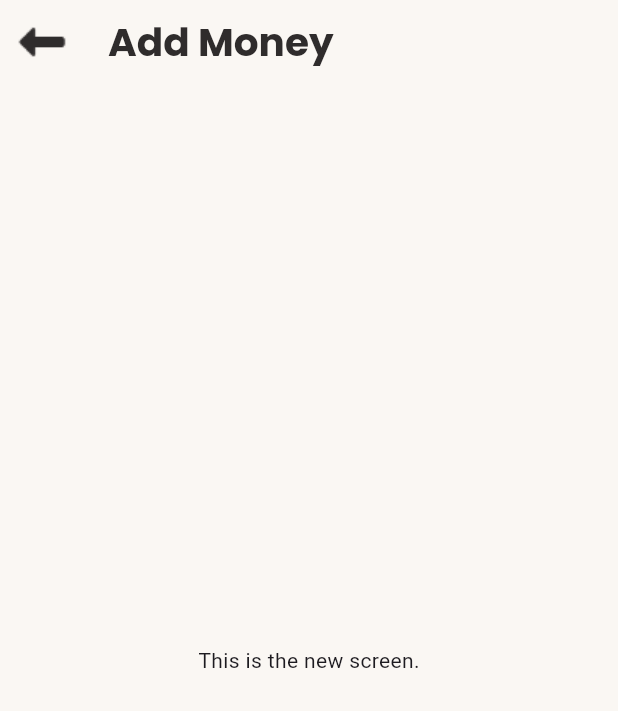
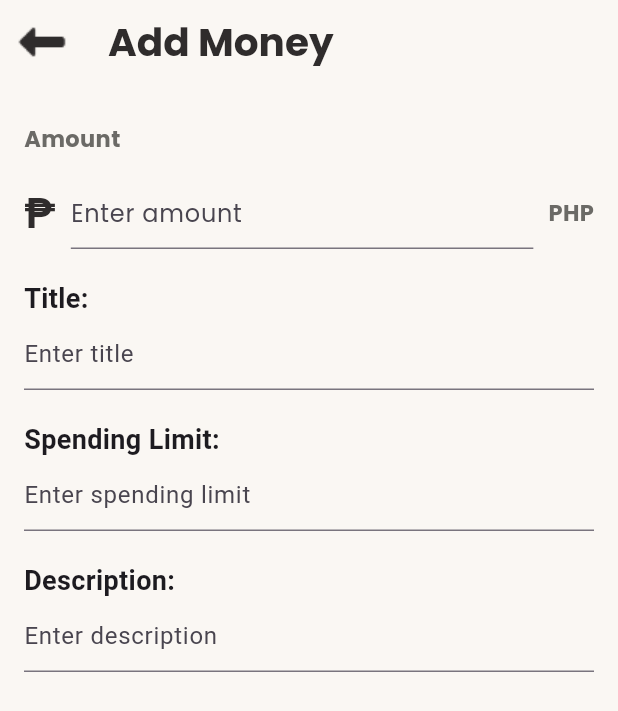
Before and after one commit to ashensn0w/SLAM-Up, a Flutter app: the AddMoneyPage screen opened directly, on a phone screen of 412 x 824 dp. Shown: the top 711 px of the screen. Run offline on Flutter 3.47's test engine with Material 3 defaults, Android fonts, the phone set to English and light mode, and no system bars.

Commit message:
updated dashboard

```diff
--- a/lib/screens/dashboard_page.dart
+++ b/lib/screens/dashboard_page.dart
@@ -155,12 +155,12 @@ class AddMoneyPage extends StatelessWidget {
   @override
   Widget build(BuildContext context) {
     return Scaffold(
-      backgroundColor: primLightBg,
+      backgroundColor: primLightBg, // Use your desired background color
       appBar: AppBar(
         title: Text(
           'Add Money',
           style: TextStyle(
-            color: darkText,
+            color: darkText, // Use your desired text color
             fontFamily: 'Poppins',
             fontWeight: FontWeight.bold,
             fontSize: 26.0,
@@ -177,8 +177,116 @@ class AddMoneyPage extends StatelessWidget {
           ),
         ),
       ),
-      body: Center(
-        child: Text('This is the new screen.'),
+      body: SingleChildScrollView(
+        child: Padding(
+          padding: const EdgeInsets.all(16.0),
+          child: Column(
+            crossAxisAlignment: CrossAxisAlignment.start,
+            children: [
+              SizedBox(height: 10), // Adjust the spacing as needed
+              Column(
+                crossAxisAlignment: CrossAxisAlignment.start,
+                children: [
+                  Text(
+                    'Amount',
+                    style: TextStyle(
+                      fontFamily: 'Poppins',
+                      fontSize: 15.0,
+                      fontWeight: FontWeight.bold,
+                      color: Color(0xFF6B6A66),
+                    ),
+                  ),
+                  SizedBox(height: 15),
+                  Row(
+                    children: [
+                      Text(
+                        '₱', // Philippine Peso symbol
+                        style: TextStyle(
+                          fontSize: 28.0,
+                          fontFamily: 'Poppins',
+                          fontWeight: FontWeight.bold,
+                          color: darkText,
+                        ),
+                      ),
+                      SizedBox(width: 10), // Adjust spacing as needed
+                      Expanded(
+                        child: TextField(
+                          style: TextStyle(
+                            fontFamily: 'Poppins',
+                            color: darkText,
+                            // Add other style properties as needed
+                          ),
+                          decoration: InputDecoration(
+                            hintText: 'Enter amount',
+                            hintStyle: TextStyle(
+                              fontFamily: 'Poppins',
+                              // Add other hint style properties as needed
+                            ),
+                            focusedBorder: UnderlineInputBorder(
+                              borderSide: BorderSide(color: Color(0xFF2F2C2C)),
+                            ),
+                          ),
+                          cursorColor: Color(0xFF2F2C2C),
+                        ),
+                      ),
+                      SizedBox(width: 10), // Adjust spacing as needed
+                      Text(
+                        'PHP',
+                        style: TextStyle(
+                          fontSize: 15.0,
+                          fontFamily: 'Poppins',
+                          fontWeight: FontWeight.bold,
+                          color: Color(0xFF6B6A66),
+                        ),
+                      ),
+                    ],
+                  ),
+                ],
+              ),
+              SizedBox(height: 20),
+              Text(
+                'Title:',
+                style: TextStyle(
+                  fontSize: 18.0,
+                  fontWeight: FontWeight.bold,
+                ),
+              ),
+              TextField(
+                decoration: InputDecoration(
+                  hintText: 'Enter title',
+                ),
+              ),
+              SizedBox(height: 20),
+              Text(
+                'Spending Limit:',
+                style: TextStyle(
+                  fontSize: 18.0,
+                  fontWeight: FontWeight.bold,
+                ),
+              ),
+              TextField(
+                decoration: InputDecoration(
+                  hintText: 'Enter spending limit',
+                ),
+              ),
+              SizedBox(height: 20),
+              Text(
+                'Description:',
+                style: TextStyle(
+                  fontSize: 18.0,
+                  fontWeight: FontWeight.bold,
+                ),
+              ),
+              TextField(
+                maxLines:
+                    null, // or specify the maximum number of lines you want
+                decoration: InputDecoration(
+                  hintText: 'Enter description',
+                ),
+              ),
+            ],
+          ),
+        ),
       ),
     );
   }
```
